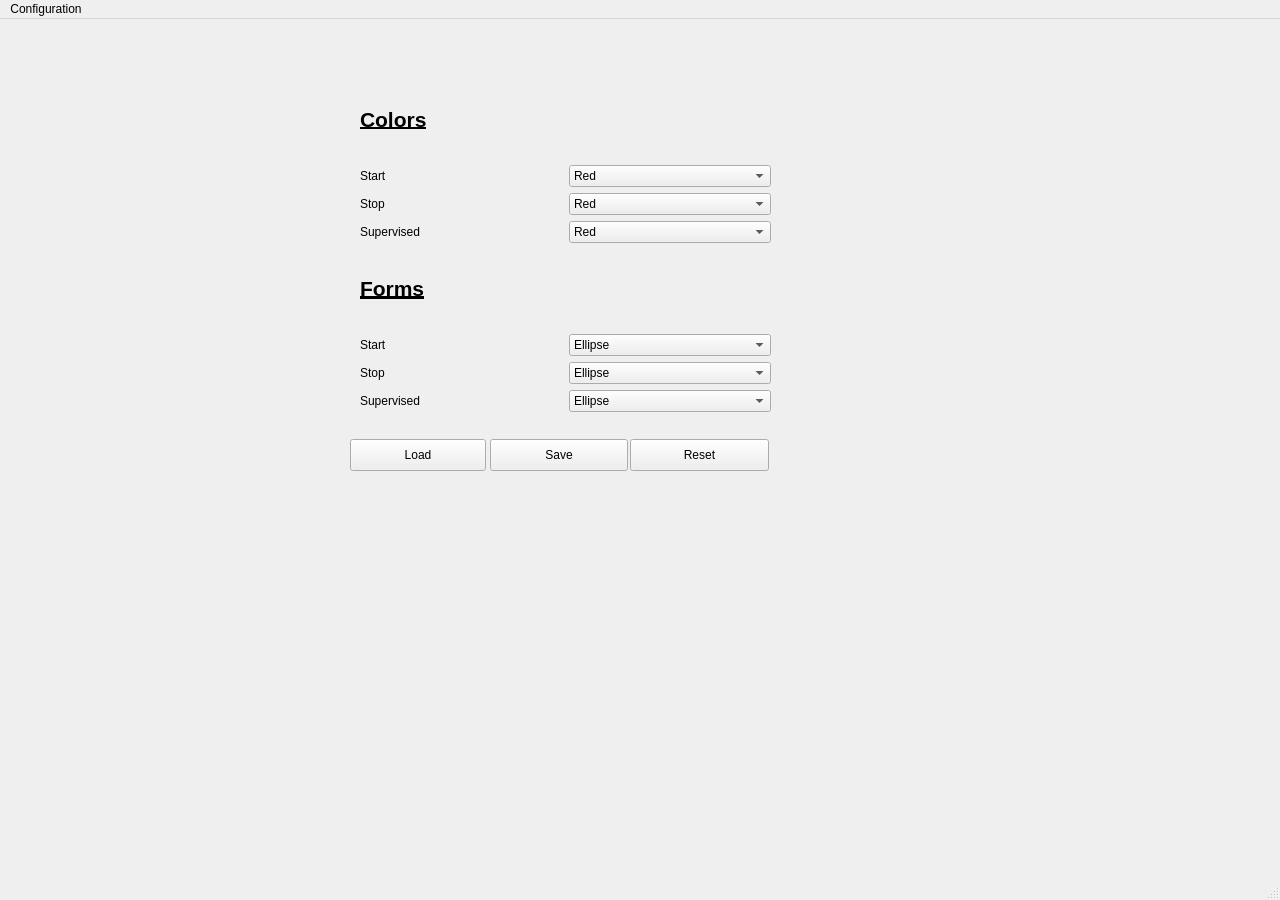
Above: Config.ui from MarouaneA/ProjetPython before the change. Below: the same form after it.
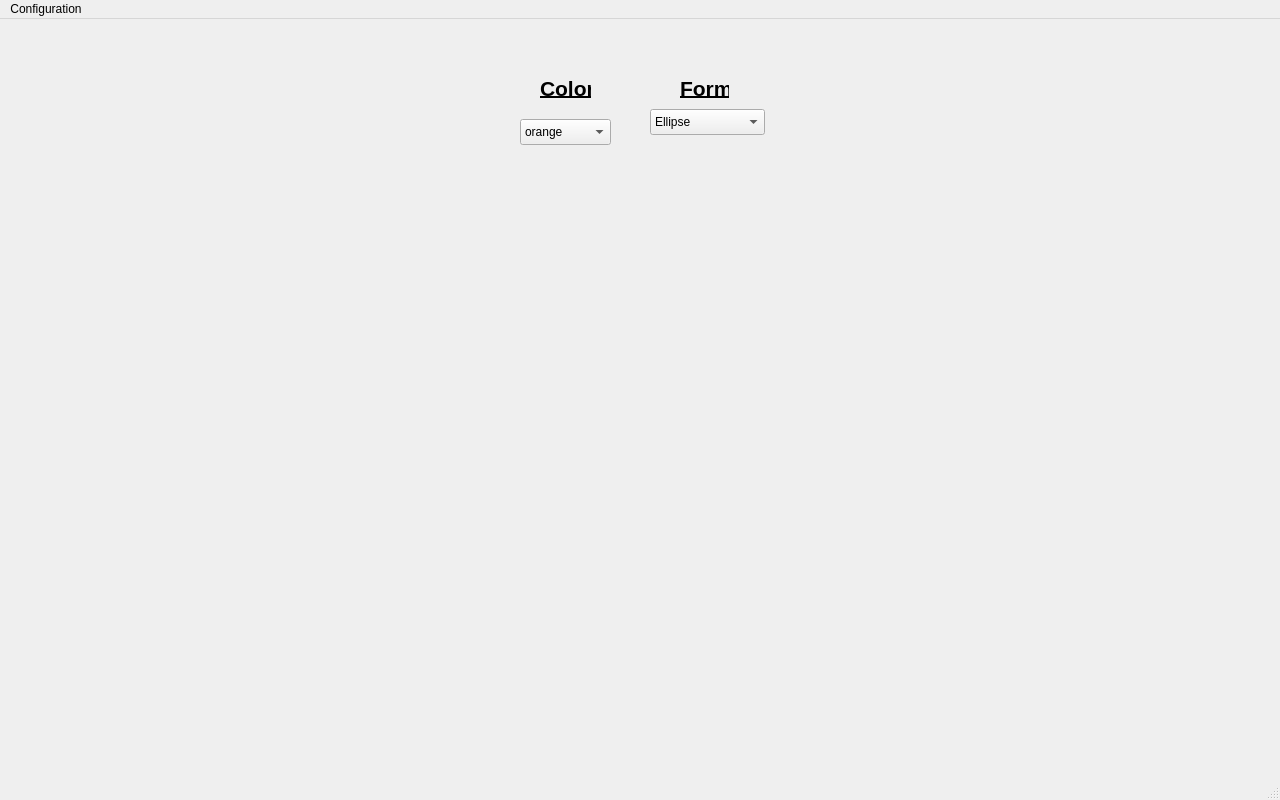
That is the form after the change.

Commit message: Qqn peut me convertir config en ui svp ? Mon PC ne veut pas

What changed in the file:
```diff
--- a/Config.ui
+++ b/Config.ui
@@ -10,261 +10,223 @@
     <x>0</x>
     <y>0</y>
     <width>1280</width>
-    <height>900</height>
+    <height>800</height>
    </rect>
   </property>
   <property name="windowTitle">
    <string>MainWindow</string>
   </property>
   <widget class="QWidget" name="centralwidget">
-   <widget class="QPushButton" name="ResetButton">
+   <widget class="QLabel" name="Label_Colors_Start">
     <property name="geometry">
      <rect>
-      <x>630</x>
-      <y>420</y>
-      <width>139</width>
-      <height>32</height>
+      <x>390</x>
+      <y>100</y>
+      <width>67</width>
+      <height>16</height>
      </rect>
     </property>
     <property name="text">
-     <string>Reset</string>
+     <string/>
     </property>
    </widget>
-   <widget class="QPushButton" name="LoadButton">
+   <widget class="QComboBox" name="comboBox_Forms_Start">
     <property name="geometry">
      <rect>
-      <x>350</x>
-      <y>420</y>
-      <width>136</width>
-      <height>32</height>
+      <x>650</x>
+      <y>90</y>
+      <width>115</width>
+      <height>26</height>
      </rect>
     </property>
+    <item>
+     <property name="text">
+      <string>Ellipse</string>
+     </property>
+    </item>
+    <item>
+     <property name="text">
+      <string>Circle</string>
+     </property>
+    </item>
+    <item>
+     <property name="text">
+      <string>Rectangle</string>
+     </property>
+    </item>
+   </widget>
+   <widget class="QLabel" name="Colors_Label">
+    <property name="geometry">
+     <rect>
+      <x>540</x>
+      <y>60</y>
+      <width>51</width>
+      <height>19</height>
+     </rect>
+    </property>
+    <property name="font">
+     <font>
+      <pointsize>16</pointsize>
+      <weight>75</weight>
+      <bold>true</bold>
+      <underline>true</underline>
+     </font>
+    </property>
+    <property name="cursor">
+     <cursorShape>ArrowCursor</cursorShape>
+    </property>
     <property name="text">
-     <string>Load</string>
+     <string>Colors</string>
     </property>
    </widget>
-   <widget class="QPushButton" name="SaveButton">
+   <widget class="QComboBox" name="ComboBox_Colors_Start">
     <property name="geometry">
      <rect>
-      <x>490</x>
-      <y>420</y>
-      <width>138</width>
-      <height>32</height>
+      <x>520</x>
+      <y>100</y>
+      <width>91</width>
+      <height>26</height>
      </rect>
     </property>
-    <property name="text">
-     <string>Save</string>
+    <property name="autoFillBackground">
+     <bool>false</bool>
     </property>
+    <item>
+     <property name="text">
+      <string>orange</string>
+     </property>
+    </item>
+    <item>
+     <property name="text">
+      <string>red</string>
+     </property>
+    </item>
+    <item>
+     <property name="text">
+      <string>blue</string>
+     </property>
+    </item>
+    <item>
+     <property name="text">
+      <string>green</string>
+     </property>
+    </item>
+    <item>
+     <property name="text">
+      <string>magenta</string>
+     </property>
+    </item>
+    <item>
+     <property name="text">
+      <string>cyan</string>
+     </property>
+    </item>
+    <item>
+     <property name="text">
+      <string>lime</string>
+     </property>
+    </item>
+    <item>
+     <property name="text">
+      <string>purple</string>
+     </property>
+    </item>
+    <item>
+     <property name="text">
+      <string>silver</string>
+     </property>
+    </item>
+    <item>
+     <property name="text">
+      <string>indigo</string>
+     </property>
+    </item>
+    <item>
+     <property name="text">
+      <string>maroon</string>
+     </property>
+    </item>
+    <item>
+     <property name="text">
+      <string>olive</string>
+     </property>
+    </item>
+    <item>
+     <property name="text">
+      <string>navy</string>
+     </property>
+    </item>
+    <item>
+     <property name="text">
+      <string>goldenrhod</string>
+     </property>
+    </item>
+    <item>
+     <property name="text">
+      <string>teal</string>
+     </property>
+    </item>
+    <item>
+     <property name="text">
+      <string>darkorange</string>
+     </property>
+    </item>
+    <item>
+     <property name="text">
+      <string>crimson</string>
+     </property>
+    </item>
+    <item>
+     <property name="text">
+      <string>seagreen</string>
+     </property>
+    </item>
+    <item>
+     <property name="text">
+      <string>steelblue</string>
+     </property>
+    </item>
+    <item>
+     <property name="text">
+      <string>lightcoral</string>
+     </property>
+    </item>
+    <item>
+     <property name="text">
+      <string>grey</string>
+     </property>
+    </item>
+    <item>
+     <property name="text">
+      <string>black</string>
+     </property>
+    </item>
+    <item>
+     <property name="text">
+      <string>orangered</string>
+     </property>
+    </item>
    </widget>
-   <widget class="QWidget" name="">
+   <widget class="QLabel" name="Forms_Label">
     <property name="geometry">
      <rect>
-      <x>360</x>
+      <x>680</x>
       <y>60</y>
-      <width>411</width>
-      <height>333</height>
+      <width>49</width>
+      <height>19</height>
      </rect>
     </property>
-    <layout class="QGridLayout" name="gridLayout">
-     <item row="6" column="0">
-      <widget class="QLabel" name="Label_Colors_Supervised">
-       <property name="text">
-        <string>Supervised</string>
-       </property>
-      </widget>
-     </item>
-     <item row="11" column="1">
-      <widget class="QComboBox" name="comboBox_Forms_Supervised">
-       <item>
-        <property name="text">
-         <string>Ellipse</string>
-        </property>
-       </item>
-       <item>
-        <property name="text">
-         <string>Circle</string>
-        </property>
-       </item>
-       <item>
-        <property name="text">
-         <string>Rectangle</string>
-        </property>
-       </item>
-      </widget>
-     </item>
-     <item row="11" column="0">
-      <widget class="QLabel" name="Label_Forms_Supervised">
-       <property name="text">
-        <string>Supervised</string>
-       </property>
-      </widget>
-     </item>
-     <item row="2" column="1">
-      <widget class="QComboBox" name="ComboBox_Colors_Start">
-       <property name="autoFillBackground">
-        <bool>false</bool>
-       </property>
-       <item>
-        <property name="text">
-         <string>Red</string>
-        </property>
-       </item>
-       <item>
-        <property name="text">
-         <string>Green</string>
-        </property>
-       </item>
-       <item>
-        <property name="text">
-         <string>Blue</string>
-        </property>
-       </item>
-      </widget>
-     </item>
-     <item row="2" column="0">
-      <widget class="QLabel" name="Label_Colors_Start">
-       <property name="text">
-        <string>Start</string>
-       </property>
-      </widget>
-     </item>
-     <item row="8" column="0">
-      <widget class="QLabel" name="Forms_Label">
-       <property name="font">
-        <font>
-         <pointsize>16</pointsize>
-         <weight>75</weight>
-         <bold>true</bold>
-         <underline>true</underline>
-        </font>
-       </property>
-       <property name="text">
-        <string>Forms</string>
-       </property>
-      </widget>
-     </item>
-     <item row="10" column="0">
-      <widget class="QLabel" name="Label_Forms_Stop">
-       <property name="text">
-        <string>Stop</string>
-       </property>
-      </widget>
-     </item>
-     <item row="4" column="1">
-      <widget class="QComboBox" name="ComboBox_Colors_Stop">
-       <property name="autoFillBackground">
-        <bool>false</bool>
-       </property>
-       <item>
-        <property name="text">
-         <string>Red</string>
-        </property>
-       </item>
-       <item>
-        <property name="text">
-         <string>Green</string>
-        </property>
-       </item>
-       <item>
-        <property name="text">
-         <string>Blue</string>
-        </property>
-       </item>
-      </widget>
-     </item>
-     <item row="9" column="1">
-      <widget class="QComboBox" name="comboBox_Forms_Start">
-       <item>
-        <property name="text">
-         <string>Ellipse</string>
-        </property>
-       </item>
-       <item>
-        <property name="text">
-         <string>Circle</string>
-        </property>
-       </item>
-       <item>
-        <property name="text">
-         <string>Rectangle</string>
-        </property>
-       </item>
-      </widget>
-     </item>
-     <item row="6" column="1">
-      <widget class="QComboBox" name="ComboBox_Colors_Supervised">
-       <property name="autoFillBackground">
-        <bool>false</bool>
-       </property>
-       <item>
-        <property name="text">
-         <string>Red</string>
-        </property>
-       </item>
-       <item>
-        <property name="text">
-         <string>Green</string>
-        </property>
-       </item>
-       <item>
-        <property name="text">
-         <string>Blue</string>
-        </property>
-       </item>
-      </widget>
-     </item>
-     <item row="4" column="0">
-      <widget class="QLabel" name="Label_Colors_Stop">
-       <property name="text">
-        <string>Stop</string>
-       </property>
-      </widget>
-     </item>
-     <item row="1" column="0">
-      <widget class="QLabel" name="Colors_Label">
-       <property name="font">
-        <font>
-         <pointsize>16</pointsize>
-         <weight>75</weight>
-         <bold>true</bold>
-         <underline>true</underline>
-        </font>
-       </property>
-       <property name="cursor">
-        <cursorShape>ArrowCursor</cursorShape>
-       </property>
-       <property name="text">
-        <string>Colors</string>
-       </property>
-      </widget>
-     </item>
-     <item row="9" column="0">
-      <widget class="QLabel" name="Label_Forms_Start">
-       <property name="text">
-        <string>Start</string>
-       </property>
-      </widget>
-     </item>
-     <item row="10" column="1">
-      <widget class="QComboBox" name="comboBox_Forms_Stop">
-       <item>
-        <property name="text">
-         <string>Ellipse</string>
-        </property>
-       </item>
-       <item>
-        <property name="text">
-         <string>Circle</string>
-        </property>
-       </item>
-       <item>
-        <property name="text">
-         <string>Rectangle</string>
-        </property>
-       </item>
-      </widget>
-     </item>
-    </layout>
+    <property name="font">
+     <font>
+      <pointsize>16</pointsize>
+      <weight>75</weight>
+      <bold>true</bold>
+      <underline>true</underline>
+     </font>
+    </property>
+    <property name="text">
+     <string>Forms</string>
+    </property>
    </widget>
   </widget>
   <widget class="QMenuBar" name="menubar">
```
The commit also changes 2 other files.
